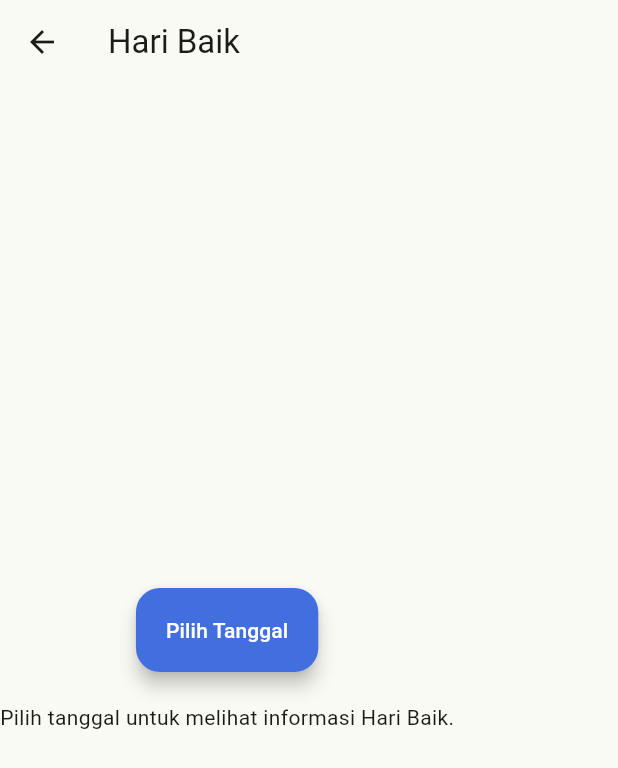
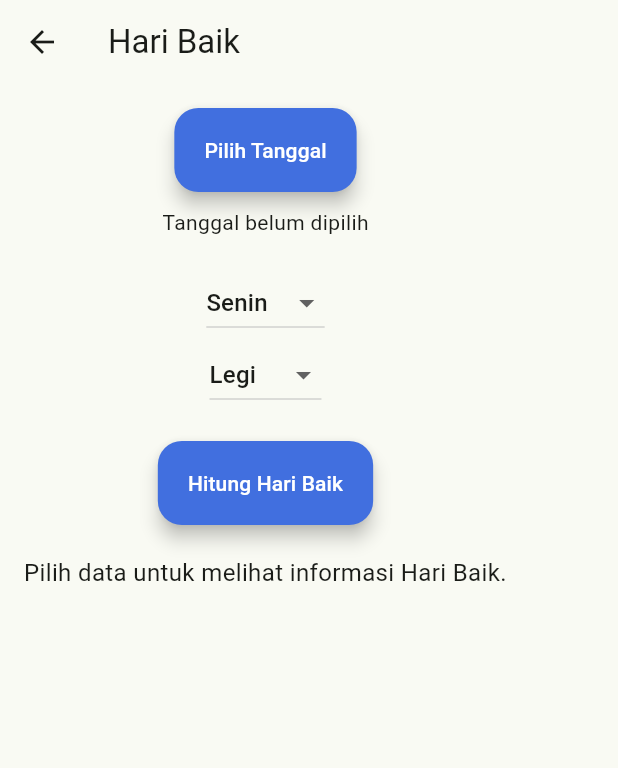
Before and after one commit to Pandu-Newbie/flutter_kalender_jawa, a Flutter app: the HariBaikMenuScreen screen opened directly, on a phone screen of 412 x 824 dp. Shown: the top 768 px of the screen. Run offline on Flutter 3.47's test engine with Material 3 defaults, Android fonts, the phone set to English and light mode, and no system bars; our stand-ins replace icons_plus.

Commit message:
update perhitungan tanggal jawa dan weton

```diff
--- a/lib/categories/haribaik_menu.dart
+++ b/lib/categories/haribaik_menu.dart
@@ -1,7 +1,5 @@
 import 'package:flutter/material.dart';
-import 'package:flutter_kalender_jawa/api/haribaik_data.dart';
 import 'package:intl/intl.dart';
-
 
 class HariBaikMenuScreen extends StatefulWidget {
   const HariBaikMenuScreen({super.key});
@@ -12,9 +10,63 @@ class HariBaikMenuScreen extends StatefulWidget {
 
 class _HariBaikMenuScreenState extends State<HariBaikMenuScreen> {
   DateTime? _selectedDate;
-  String _informasiHariBaik = 'Pilih tanggal untuk melihat informasi Hari Baik.';
+  String _selectedHari = 'Senin';
+  String _selectedPasaran = 'Legi';
+  String _informasiHariBaik = 'Pilih data untuk melihat informasi Hari Baik.';
 
-  void _pickDate() async {
+  static const Map<String, int> neptuHari = {
+    "Senin": 5,
+    "Selasa": 4,
+    "Rabu": 7,
+    "Kamis": 8,
+    "Jumat": 6,
+    "Sabtu": 9,
+    "Minggu": 5,
+  };
+
+  static const Map<String, int> neptuPasaran = {
+    "Legi": 5,
+    "Pahing": 9,
+    "Pon": 7,
+    "Wage": 9,
+    "Kliwon": 4,
+  };
+
+  static const Map<int, String> tingkatKeberuntungan = {
+    1: "Sri (Berlimpah rezeki)",
+    2: "Lungguh (Dihormati, disegani)",
+    3: "Gedhong (Berlimpah kekayaan)",
+    4: "Lara (Kesialan, penyakit)",
+    5: "Pati (Kematian, musibah)",
+    0: "Hari biasa (Netral)"
+  };
+
+  void _fetchHariBaikData() {
+    int neptuHariValue = neptuHari[_selectedHari] ?? 0;
+    int neptuPasaranValue = neptuPasaran[_selectedPasaran] ?? 0;
+
+    int totalNeptu = neptuHariValue + neptuPasaranValue;
+    int sisa = totalNeptu % 7;
+
+    setState(() {
+      _informasiHariBaik = tingkatKeberuntungan[sisa] ??
+          "Tidak ada informasi untuk kombinasi ini.";
+    });
+  }
+
+  @override
+  Widget build(BuildContext context) {
+    return Scaffold(
+      appBar: AppBar(title: Text('Hari Baik')),
+      body: Padding(
+        padding: const EdgeInsets.all(16.0),
+        child: Column(
+          mainAxisAlignment: MainAxisAlignment.start,
+          crossAxisAlignment: CrossAxisAlignment.center,
+          children: [
+            // Form untuk memilih tanggal
+            ElevatedButton(
+              onPressed: () async {
                 DateTime? pickedDate = await showDatePicker(
                   context: context,
                   initialDate: DateTime.now(),
@@ -25,38 +77,67 @@ class _HariBaikMenuScreenState extends State<HariBaikMenuScreen> {
                 if (pickedDate != null) {
                   setState(() {
                     _selectedDate = pickedDate;
-        _fetchHariBaikData();
                   });
                 }
-  }
-
-  void _fetchHariBaikData() {
-    if (_selectedDate != null) {
-      String formattedDate = DateFormat('yyyy-MM-dd').format(_selectedDate!);
-      HariBaikData? hariBaik = HariBaikData.getHariBaikList().firstWhere(
-        (data) => data.tanggal == formattedDate,
-        orElse: () => HariBaikData(tanggal: formattedDate, informasi: "Tidak ada data untuk tanggal ini."),
-      );
-      setState(() {
-        _informasiHariBaik = hariBaik.informasi;
-      });
-    }
-  }
-
-  @override
-  Widget build(BuildContext context) {
-    return Scaffold(
-      appBar: AppBar(title: Text('Hari Baik')),
-      body: Column(
-        mainAxisAlignment: MainAxisAlignment.center,
-        children: [
-          ElevatedButton(
-            onPressed: _pickDate,
+              },
               child: Text('Pilih Tanggal'),
             ),
+            const SizedBox(height: 10),
+            Text(
+              _selectedDate == null
+                  ? 'Tanggal belum dipilih'
+                  : 'Tanggal dipilih: ${DateFormat('dd MMMM yyyy').format(_selectedDate!)}',
+            ),
             const SizedBox(height: 20),
-          Text(_informasiHariBaik),
+
+            // Dropdown untuk memilih hari
+            DropdownButton<String>(
+              value: _selectedHari,
+              items: neptuHari.keys
+                  .map((hari) => DropdownMenuItem(
+                        value: hari,
+                        child: Text(hari),
+                      ))
+                  .toList(),
+              onChanged: (value) {
+                setState(() {
+                  _selectedHari = value ?? 'Senin';
+                });
+              },
+            ),
+
+            // Dropdown untuk memilih pasaran
+            DropdownButton<String>(
+              value: _selectedPasaran,
+              items: neptuPasaran.keys
+                  .map((pasaran) => DropdownMenuItem(
+                        value: pasaran,
+                        child: Text(pasaran),
+                      ))
+                  .toList(),
+              onChanged: (value) {
+                setState(() {
+                  _selectedPasaran = value ?? 'Legi';
+                });
+              },
+            ),
+            const SizedBox(height: 20),
+
+            // Tombol untuk menghitung informasi hari baik
+            ElevatedButton(
+              onPressed: _fetchHariBaikData,
+              child: Text('Hitung Hari Baik'),
+            ),
+            const SizedBox(height: 20),
+
+            // Output informasi hari baik
+            Text(
+              _informasiHariBaik,
+              textAlign: TextAlign.center,
+              style: TextStyle(fontSize: 16),
+            ),
           ],
+        ),
       ),
     );
   }
```
Also changed, not shown: lib/main.dart (+6 -1 lines), lib/models/javanese_date_converter.dart (+50 -6 lines), lib/screens/calendar_screen.dart (+28 -21 lines), lib/screens/home_screen.dart (+32 -29 lines), 1 other file. Lines whose indentation alone changed are shown as unchanged.
